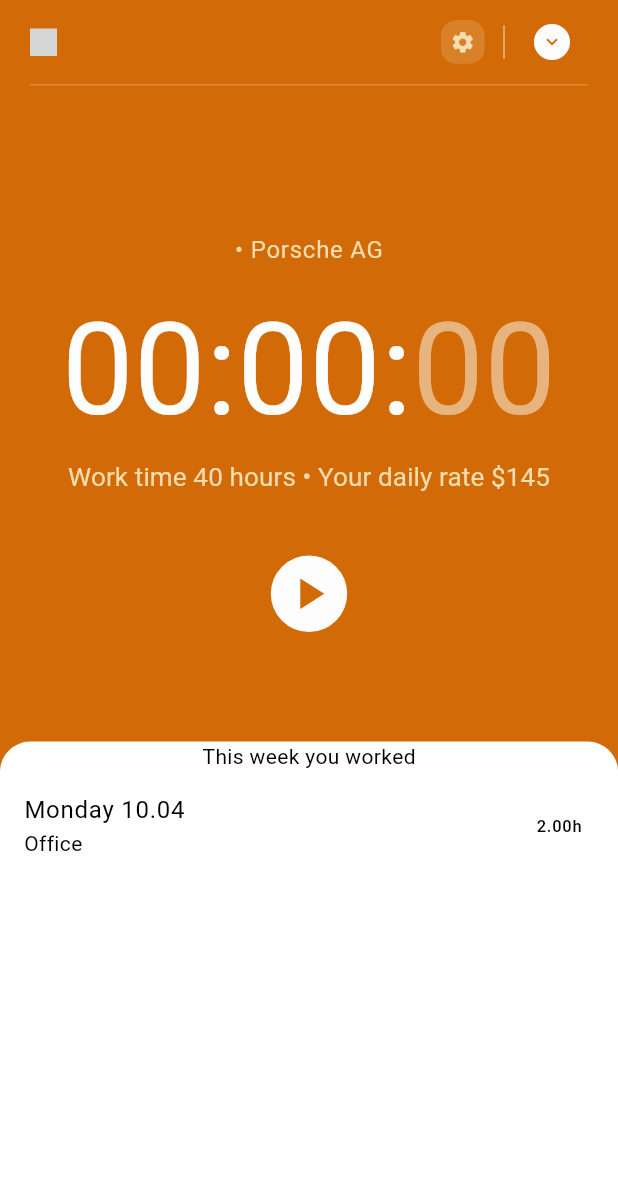
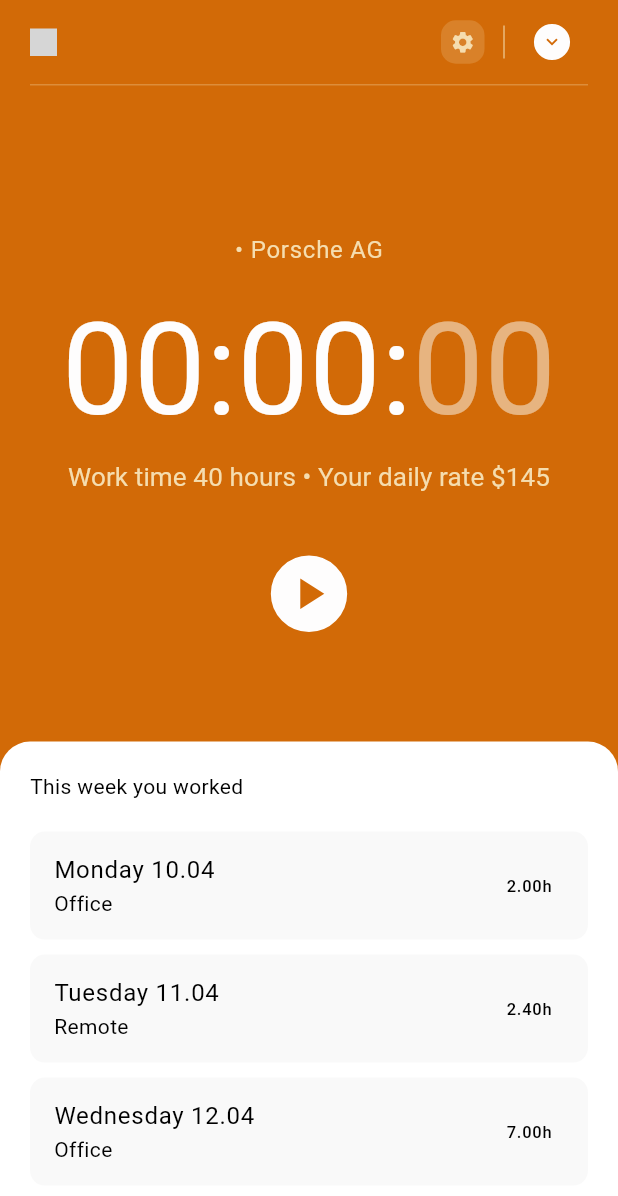
Before and after one commit to dxvid-pts/clock_in, a Flutter app: the TimerScreen screen opened directly, on a phone screen of 412 x 824 dp. Shown: the top 1196 px of the screen. Run offline on Flutter 3.47's test engine with Material 2 defaults, Android fonts, the phone set to English and light mode, and no system bars; our stand-ins replace fl_chart, flutter_riverpod, flutter_svg, freezed_annotation, hive, syncfusion_flutter_datepicker; missing offline and left inert: commons_flutter, storage_engine, storage_engine_hive_adapter; accounts and stored records are empty; grey boxes are pictures that could not be loaded.

Commit message:
wrap in listview

```diff
--- a/frontend/lib/screens/timer_screen/timer_screen.dart
+++ b/frontend/lib/screens/timer_screen/timer_screen.dart
@@ -234,15 +234,41 @@
           top: Radius.circular(20),
         ),
       ),
-      child: const Column(
+      child: Padding(
+        padding: const EdgeInsets.symmetric(horizontal: 20),
+        child: Column(
+          mainAxisAlignment: MainAxisAlignment.start,
+          crossAxisAlignment: CrossAxisAlignment.start,
           children: [
-          Text("This week you worked"),
+            const SizedBox(height: 20),
+            Text(
+              "This week you worked",
+              style: Theme.of(context).textTheme.bodyMedium,
+            ),
+            const SizedBox(height: 15),
+            Expanded(
+              child: ListView(
+                children: const [
                   EntryListTile(
                     title: "Monday 10.04",
                     subtitle: "Office",
                     duration: 2,
                   ),
+                  EntryListTile(
+                    title: "Tuesday 11.04",
+                    subtitle: "Remote",
+                    duration: 2.4,
+                  ),
+                  EntryListTile(
+                    title: "Wednesday 12.04",
+                    subtitle: "Office",
+                    duration: 7,
+                  ),
                 ],
+              ),
+            ),
+          ],
+        ),
       ),
     );
   }
--- a/frontend/lib/widgets/entry_list_tile.dart
+++ b/frontend/lib/widgets/entry_list_tile.dart
@@ -14,10 +14,20 @@
 
   @override
   Widget build(BuildContext context) {
-    return ListTile(
-      title: Text(title),
-      subtitle: Text(subtitle),
-      trailing: Text(duration.toStringAsFixed(2) + "h"),
+    return Container(
+      margin: const EdgeInsets.symmetric( vertical: 5),
+      //rounded corners
+      decoration: const BoxDecoration(
+        color: Color(0xFFf9f9f9),
+        borderRadius: BorderRadius.all(
+          Radius.circular(10),
+        ),
+      ),
+      child: ListTile(
+        title: Text(title),
+        subtitle: Text(subtitle),
+        trailing: Text("${duration.toStringAsFixed(2)}h"),
+      ),
     );
   }
 }
```
Lines whose indentation alone changed are shown as unchanged.
